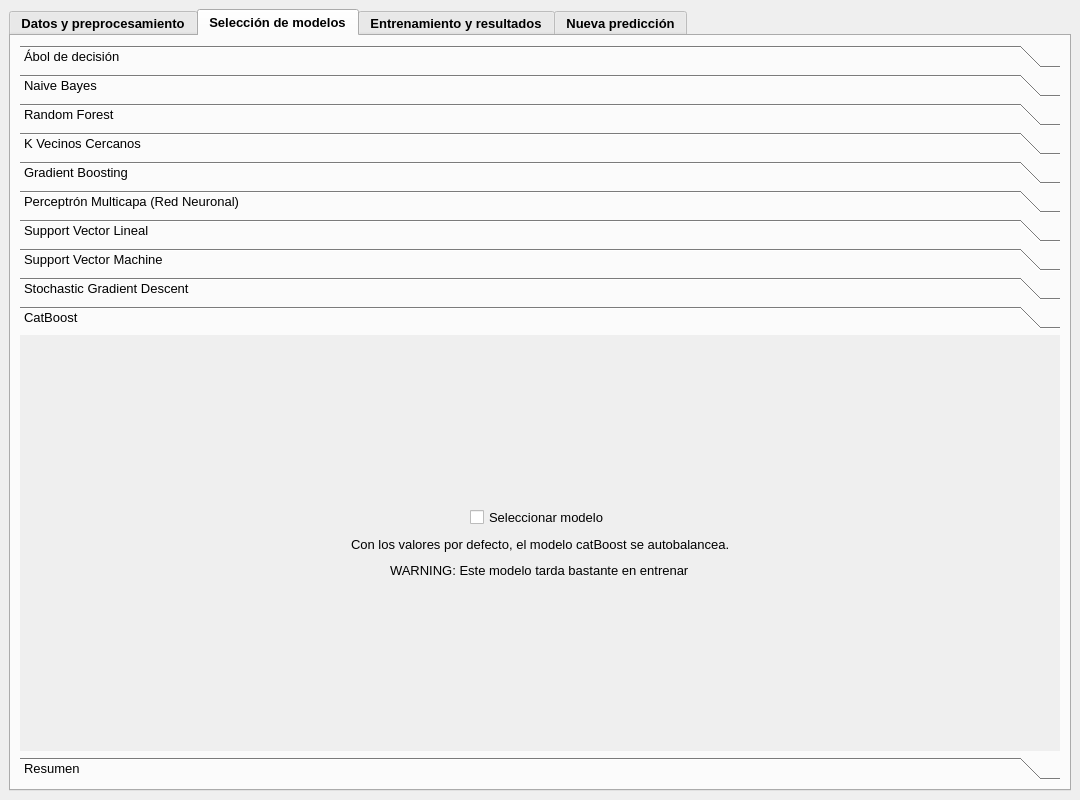
Before: the Qt Designer form Programa/src/ui/ventana_principal.ui in 10GGGGGGGGGG/Poyecto-Final-PC1, drawn with Qt 5.
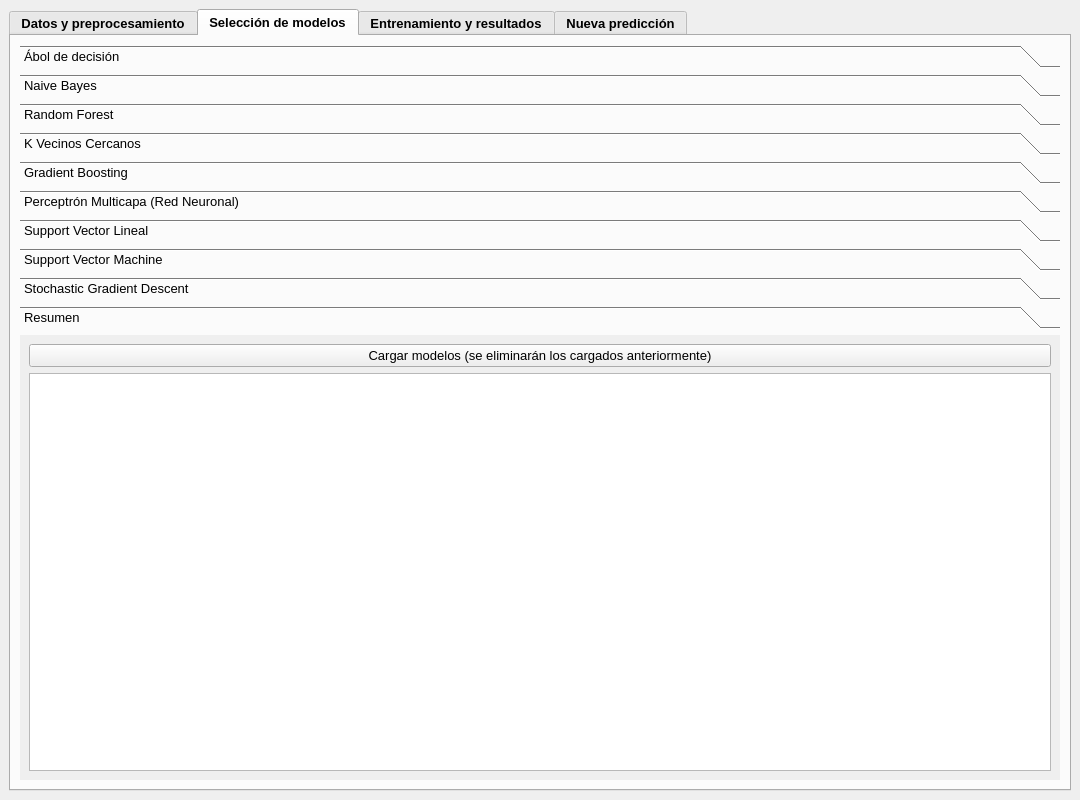
After: the same form once the commit is applied. The open tabs and pages were chosen to show the change.

```diff
--- a/Programa/src/ui/ventana_principal.ui
+++ b/Programa/src/ui/ventana_principal.ui
@@ -2946,168 +2946,13 @@
             </item>
            </layout>
           </widget>
-          <widget class="QWidget" name="catboost">
-           <property name="geometry">
-            <rect>
-             <x>0</x>
-             <y>0</y>
-             <width>405</width>
-             <height>108</height>
-            </rect>
-           </property>
-           <attribute name="label">
-            <string>CatBoost</string>
-           </attribute>
-           <layout class="QVBoxLayout" name="verticalLayout_18">
-            <item>
-             <spacer name="verticalSpacer_19">
-              <property name="orientation">
-               <enum>Qt::Vertical</enum>
-              </property>
-              <property name="sizeHint" stdset="0">
-               <size>
-                <width>20</width>
-                <height>137</height>
-               </size>
-              </property>
-             </spacer>
-            </item>
-            <item>
-             <layout class="QHBoxLayout" name="horizontalLayout_41">
-              <item>
-               <spacer name="horizontalSpacer_78">
-                <property name="orientation">
-                 <enum>Qt::Horizontal</enum>
-                </property>
-                <property name="sizeHint" stdset="0">
-                 <size>
-                  <width>40</width>
-                  <height>20</height>
-                 </size>
-                </property>
-               </spacer>
-              </item>
-              <item>
-               <widget class="QCheckBox" name="cat_check">
-                <property name="text">
-                 <string>Seleccionar modelo</string>
-                </property>
-               </widget>
-              </item>
-              <item>
-               <spacer name="horizontalSpacer_79">
-                <property name="orientation">
-                 <enum>Qt::Horizontal</enum>
-                </property>
-                <property name="sizeHint" stdset="0">
-                 <size>
-                  <width>40</width>
-                  <height>20</height>
-                 </size>
-                </property>
-               </spacer>
-              </item>
-             </layout>
-            </item>
-            <item>
-             <layout class="QHBoxLayout" name="horizontalLayout_42">
-              <item>
-               <spacer name="horizontalSpacer_77">
-                <property name="orientation">
-                 <enum>Qt::Horizontal</enum>
-                </property>
-                <property name="sizeHint" stdset="0">
-                 <size>
-                  <width>40</width>
-                  <height>20</height>
-                 </size>
-                </property>
-               </spacer>
-              </item>
-              <item>
-               <widget class="QLabel" name="label_31">
-                <property name="text">
-                 <string>Con los valores por defecto, el modelo catBoost se autobalancea.</string>
-                </property>
-               </widget>
-              </item>
-              <item>
-               <spacer name="horizontalSpacer_80">
-                <property name="orientation">
-                 <enum>Qt::Horizontal</enum>
-                </property>
-                <property name="sizeHint" stdset="0">
-                 <size>
-                  <width>40</width>
-                  <height>20</height>
-                 </size>
-                </property>
-               </spacer>
-              </item>
-             </layout>
-            </item>
-            <item>
-             <layout class="QHBoxLayout" name="horizontalLayout_49">
-              <property name="topMargin">
-               <number>0</number>
-              </property>
-              <item>
-               <spacer name="horizontalSpacer_91">
-                <property name="orientation">
-                 <enum>Qt::Horizontal</enum>
-                </property>
-                <property name="sizeHint" stdset="0">
-                 <size>
-                  <width>40</width>
-                  <height>20</height>
-                 </size>
-                </property>
-               </spacer>
-              </item>
-              <item>
-               <widget class="QLabel" name="label_36">
-                <property name="text">
-                 <string>WARNING: Este modelo tarda bastante en entrenar</string>
-                </property>
-               </widget>
-              </item>
-              <item>
-               <spacer name="horizontalSpacer_92">
-                <property name="orientation">
-                 <enum>Qt::Horizontal</enum>
-                </property>
-                <property name="sizeHint" stdset="0">
-                 <size>
-                  <width>40</width>
-                  <height>20</height>
-                 </size>
-                </property>
-               </spacer>
-              </item>
-             </layout>
-            </item>
-            <item>
-             <spacer name="verticalSpacer_20">
-              <property name="orientation">
-               <enum>Qt::Vertical</enum>
-              </property>
-              <property name="sizeHint" stdset="0">
-               <size>
-                <width>20</width>
-                <height>137</height>
-               </size>
-              </property>
-             </spacer>
-            </item>
-           </layout>
-          </widget>
           <widget class="QWidget" name="resumen">
            <property name="geometry">
             <rect>
              <x>0</x>
              <y>0</y>
-             <width>369</width>
-             <height>119</height>
+             <width>1038</width>
+             <height>435</height>
             </rect>
            </property>
            <attribute name="label">
```
Left out of the diff: 13 changed lines with no effect on the pictures.
